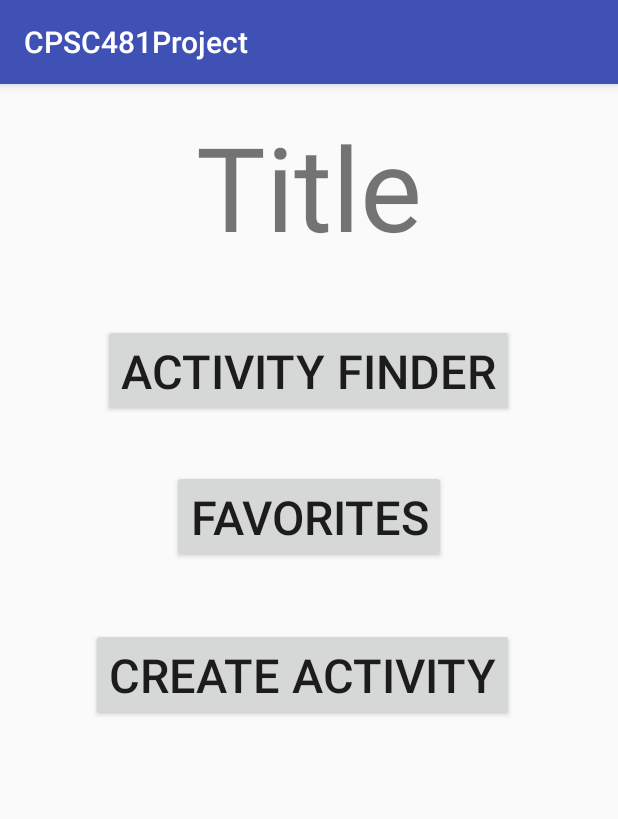
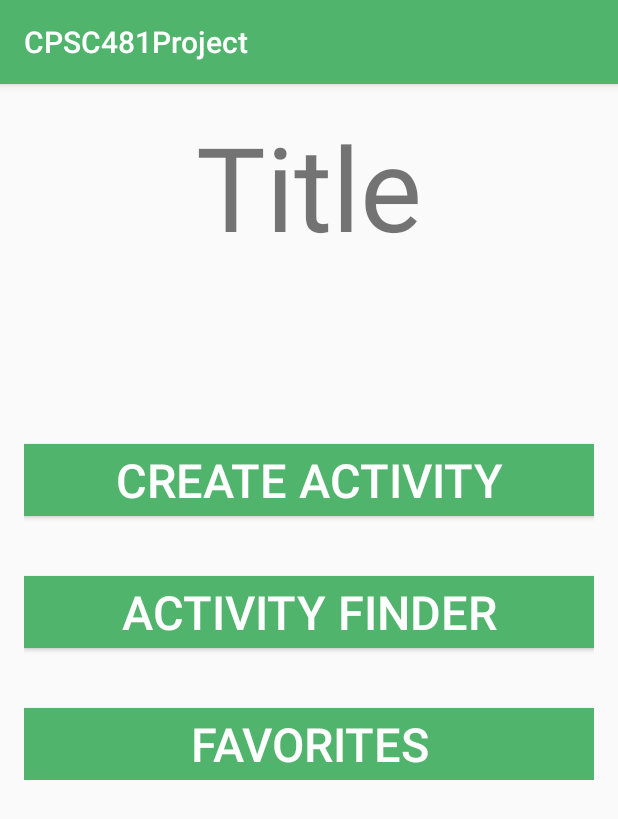
Before and after one commit to JohnnySimmonds/CPSC481Project, an Android app: the screen it shows after launch (MainMenu), on a phone screen of 412 x 824 dp. Shown: the top 819 px of the screen. Run offline under Robolectric (Android 15) with nearby library versions, the phone set to English and light mode, and no system bars.

Commit message:
everything is in each place

```diff
--- a/app/src/main/res/layout/activity_main_menu.xml
+++ b/app/src/main/res/layout/activity_main_menu.xml
@@ -19,38 +19,45 @@
         android:layout_centerHorizontal="true"
         android:id="@+id/textView" />
 
+    <LinearLayout
+        android:layout_width="fill_parent"
+        android:layout_height="wrap_content"
+        android:layout_centerHorizontal="true"
+        android:layout_marginTop="80dp"
+        android:layout_below="@id/textView"
+        android:orientation="vertical">
+
         <Button
-        android:layout_width="wrap_content"
+            android:layout_width="fill_parent"
             android:layout_height="wrap_content"
+            android:layout_marginTop="40dp"
             android:id="@+id/addActivity"
             android:text="Create Activity"
             android:textSize="14pt"
-        android:layout_marginTop="43dp"
-        android:layout_below="@+id/favorites"
-        android:layout_alignRight="@+id/activityFinder"
-        android:layout_alignEnd="@+id/activityFinder"
+            android:background="#51b46d"
+            android:textColor="#FFF"
             android:onClick="beginCreateActivity"/>
 
         <Button
-        android:layout_width="wrap_content"
+            android:layout_width="fill_parent"
             android:layout_height="wrap_content"
             android:layout_marginTop="40dp"
             android:id="@+id/activityFinder"
             android:text="Activity Finder"
             android:textSize="14pt"
-        android:layout_below="@+id/textView"
-        android:layout_centerHorizontal="true"
+            android:background="#51b46d"
+            android:textColor="#FFF"
             android:onClick="beginActivityFinder"/>
 
         <Button
-        android:layout_width="wrap_content"
+            android:layout_width="fill_parent"
             android:layout_height="wrap_content"
+            android:layout_marginTop="40dp"
             android:id="@+id/favorites"
             android:text="Favorites"
             android:textSize="14pt"
-        android:layout_below="@+id/activityFinder"
-        android:layout_centerHorizontal="true"
-        android:layout_marginTop="35dp"
+            android:background="#51b46d"
+            android:textColor="#FFF"
             android:onClick="beginFavorites"/>
-
+    </LinearLayout>
 </RelativeLayout>
--- a/app/src/main/res/values/colors.xml
+++ b/app/src/main/res/values/colors.xml
@@ -1,6 +1,6 @@
 <?xml version="1.0" encoding="utf-8"?>
 <resources>
-    <color name="colorPrimary">#3F51B5</color>
-    <color name="colorPrimaryDark">#303F9F</color>
+    <color name="colorPrimary">#51b46d</color>
+    <color name="colorPrimaryDark">#51b46d</color>
     <color name="colorAccent">#FF4081</color>
 </resources>
```
Also changed, not shown: app/src/main/java/com/example/adsulliv/cpsc481project/ActivityFinder.java (+57 -20 lines). Lines whose indentation alone changed are shown as unchanged.
